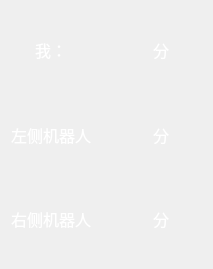
Before: the Qt Designer form scorepanel.ui in CNHanFei/doudizhu, drawn with Qt 5.
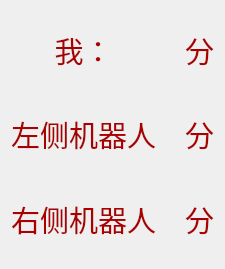
After: the same form once the commit is applied.

Commit message: 添加了setScore函数，给玩家设置分数

The edit to the form file:
```diff
--- a/scorepanel.ui
+++ b/scorepanel.ui
@@ -19,11 +19,11 @@
      <property name="font">
       <font>
        <family>微软雅黑</family>
-       <pointsize>12</pointsize>
+       <pointsize>22</pointsize>
       </font>
      </property>
      <property name="styleSheet">
-      <string notr="true">color: rgb(255, 255, 255);</string>
+      <string notr="true">color: rgb(170, 0, 0);</string>
      </property>
      <property name="text">
       <string>我：</string>
@@ -38,11 +38,11 @@
      <property name="font">
       <font>
        <family>微软雅黑</family>
-       <pointsize>12</pointsize>
+       <pointsize>22</pointsize>
       </font>
      </property>
      <property name="styleSheet">
-      <string notr="true">color: rgb(255, 255, 255);</string>
+      <string notr="true">color: rgb(170, 0, 0);</string>
      </property>
      <property name="text">
       <string/>
@@ -54,11 +54,11 @@
      <property name="font">
       <font>
        <family>微软雅黑</family>
-       <pointsize>12</pointsize>
+       <pointsize>22</pointsize>
       </font>
      </property>
      <property name="styleSheet">
-      <string notr="true">color: rgb(255, 255, 255);</string>
+      <string notr="true">color: rgb(170, 0, 0);</string>
      </property>
      <property name="text">
       <string>分</string>
@@ -70,11 +70,11 @@
      <property name="font">
       <font>
        <family>微软雅黑</family>
-       <pointsize>12</pointsize>
+       <pointsize>22</pointsize>
       </font>
      </property>
      <property name="styleSheet">
-      <string notr="true">color: rgb(255, 255, 255);</string>
+      <string notr="true">color: rgb(170, 0, 0);</string>
      </property>
      <property name="text">
       <string>左侧机器人</string>
@@ -89,11 +89,11 @@
      <property name="font">
       <font>
        <family>微软雅黑</family>
-       <pointsize>12</pointsize>
+       <pointsize>22</pointsize>
       </font>
      </property>
      <property name="styleSheet">
-      <string notr="true">color: rgb(255, 255, 255);</string>
+      <string notr="true">color: rgb(170, 0, 0);</string>
      </property>
      <property name="text">
       <string/>
@@ -105,11 +105,11 @@
      <property name="font">
       <font>
        <family>微软雅黑</family>
-       <pointsize>12</pointsize>
+       <pointsize>22</pointsize>
       </font>
      </property>
      <property name="styleSheet">
-      <string notr="true">color: rgb(255, 255, 255);</string>
+      <string notr="true">color: rgb(170, 0, 0);</string>
      </property>
      <property name="text">
       <string>分</string>
@@ -121,11 +121,11 @@
      <property name="font">
       <font>
        <family>微软雅黑</family>
-       <pointsize>12</pointsize>
+       <pointsize>22</pointsize>
       </font>
      </property>
      <property name="styleSheet">
-      <string notr="true">color: rgb(255, 255, 255);</string>
+      <string notr="true">color: rgb(170, 0, 0);</string>
      </property>
      <property name="text">
       <string>右侧机器人</string>
@@ -140,11 +140,11 @@
      <property name="font">
       <font>
        <family>微软雅黑</family>
-       <pointsize>12</pointsize>
+       <pointsize>22</pointsize>
       </font>
      </property>
      <property name="styleSheet">
-      <string notr="true">color: rgb(255, 255, 255);</string>
+      <string notr="true">color: rgb(170, 0, 0);</string>
      </property>
      <property name="text">
       <string/>
@@ -156,11 +156,11 @@
      <property name="font">
       <font>
        <family>微软雅黑</family>
-       <pointsize>12</pointsize>
+       <pointsize>22</pointsize>
       </font>
      </property>
      <property name="styleSheet">
-      <string notr="true">color: rgb(255, 255, 255);</string>
+      <string notr="true">color: rgb(170, 0, 0);</string>
      </property>
      <property name="text">
       <string>分</string>
```
The commit also changes 2 other files.
